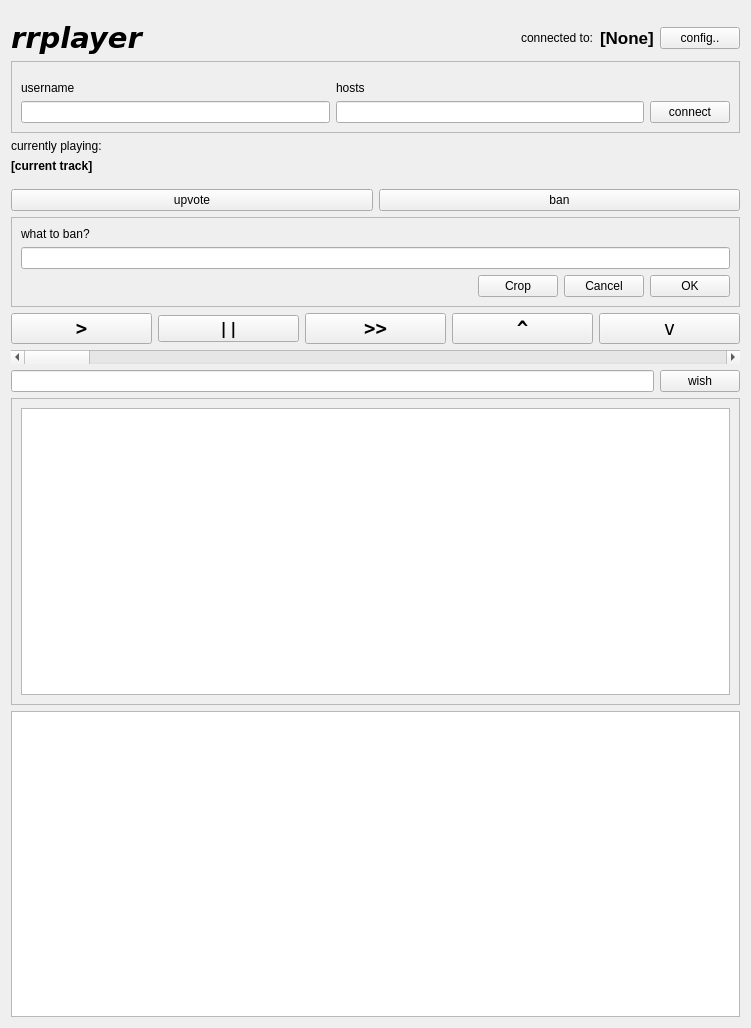
Above: client/rrplayer.ui from frans-fuerst/music_scheduler before the change. Below: the same form after it.
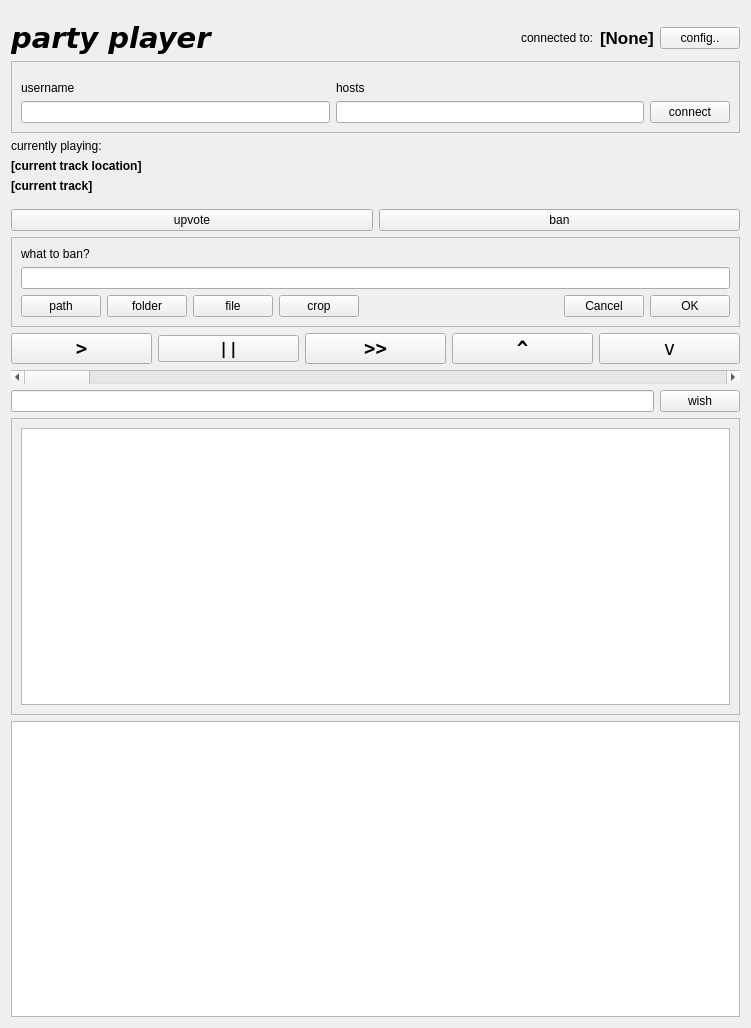
That is the form after the change.

What changed in the file:
```diff
--- a/client/rrplayer.ui
+++ b/client/rrplayer.ui
@@ -33,7 +33,7 @@
           </font>
          </property>
          <property name="text">
-          <string>rrplayer</string>
+          <string>party player</string>
          </property>
         </widget>
        </item>
@@ -133,6 +133,19 @@
        </property>
       </widget>
      </item>
+     <item>
+      <widget class="QLabel" name="lbl_current_track_location">
+       <property name="font">
+        <font>
+         <weight>75</weight>
+         <bold>true</bold>
+        </font>
+       </property>
+       <property name="text">
+        <string>[current track location]</string>
+       </property>
+      </widget>
+     </item>
      <item>
       <widget class="QLabel" name="lbl_current_track">
        <property name="font">
@@ -191,6 +204,34 @@
         </item>
         <item>
          <layout class="QHBoxLayout" name="horizontalLayout_4">
+          <item>
+           <widget class="QPushButton" name="pb_ban_path">
+            <property name="text">
+             <string>path</string>
+            </property>
+           </widget>
+          </item>
+          <item>
+           <widget class="QPushButton" name="pb_ban_folder">
+            <property name="text">
+             <string>folder</string>
+            </property>
+           </widget>
+          </item>
+          <item>
+           <widget class="QPushButton" name="pb_ban_file">
+            <property name="text">
+             <string>file</string>
+            </property>
+           </widget>
+          </item>
+          <item>
+           <widget class="QPushButton" name="pb_ban_crop">
+            <property name="text">
+             <string>crop</string>
+            </property>
+           </widget>
+          </item>
           <item>
            <spacer name="horizontalSpacer">
             <property name="orientation">
@@ -204,13 +245,6 @@
             </property>
            </spacer>
           </item>
-          <item>
-           <widget class="QPushButton" name="pb_ban_crop">
-            <property name="text">
-             <string>Crop</string>
-            </property>
-           </widget>
-          </item>
           <item>
            <widget class="QPushButton" name="pb_ban_cancel">
             <property name="text">
```
